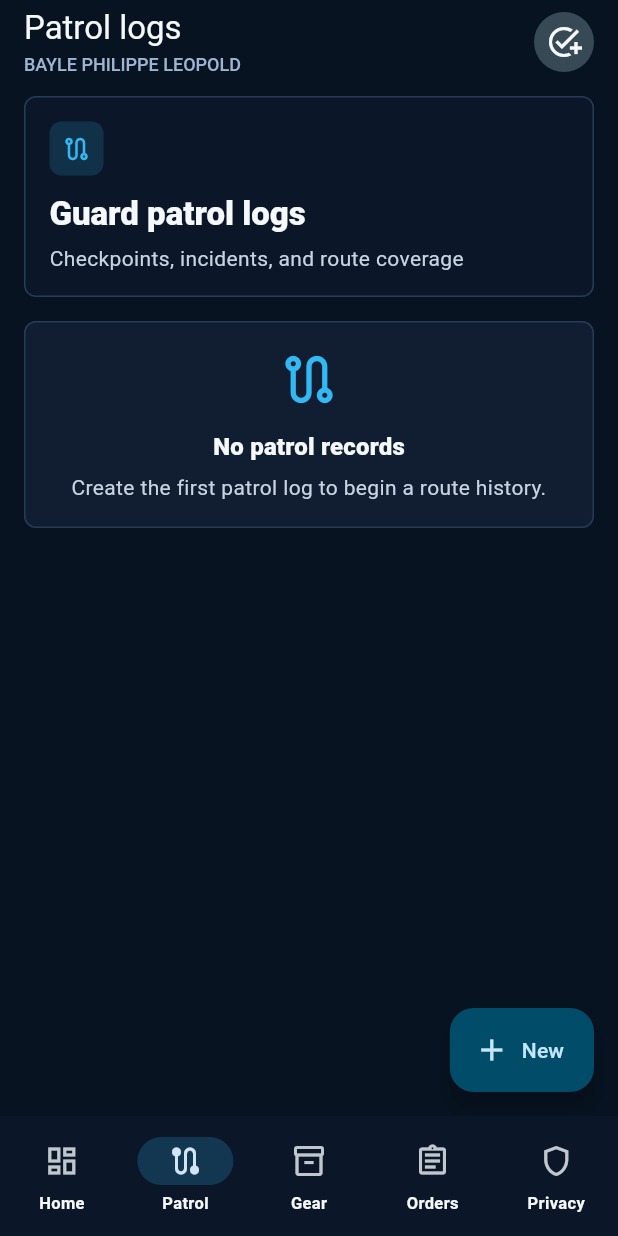
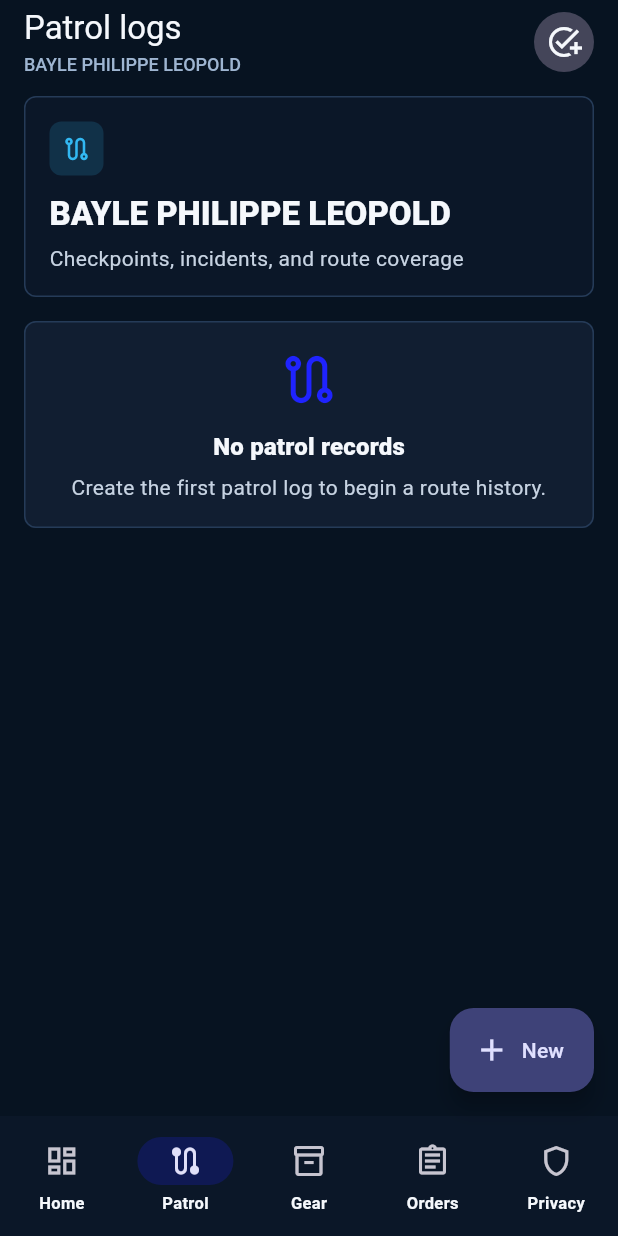
Before and after one commit to EOOrga/68d9d0fd1299230338cc81fd, a Flutter app: the screen it shows after launch, item 2 of the bottom bar chosen, on a phone screen of 412 x 824 dp. Run offline on Flutter 3.47's test engine with Material 3 defaults, Android fonts, the phone set to English and light mode, and no system bars; our stand-ins replace shared_preferences.

Commit message:
Create Flutter variant com.fedev.baylephilippeleopold

```diff
--- a/lib/main.dart
+++ b/lib/main.dart
@@ -28,9 +28,9 @@ class BayleOpsApp extends StatelessWidget {
 }
 
 ThemeData _buildTheme() {
-  const primary = Color(0xFF32B8F2);
-  const secondary = Color(0xFF16C7A6);
-  const tertiary = Color(0xFFF4B727);
+  const primary = Color(0xFF1F23FF);
+  const secondary = Color(0xFF8B1FFF);
+  const tertiary = Color(0xFFFB1FFF);
   const purple = Color(0xFF8E63F2);
   const surface = Color(0xFF101B2D);
   const background = Color(0xFF071321);
@@ -355,7 +355,7 @@ class _OperationsShellState extends State<OperationsShell> {
     final pages = <Widget>[
       DashboardScreen(records: _records, onOpenRecord: _openDetail),
       KindRecordsScreen(
-        title: 'Guard patrol logs',
+        title: 'BAYLE PHILIPPE LEOPOLD',
         subtitle: 'Checkpoints, incidents, and route coverage',
         emptyText: 'Create the first patrol log to begin a route history.',
         kinds: const [RecordKind.patrolLog],
--- a/pubspec.yaml
+++ b/pubspec.yaml
@@ -1,4 +1,4 @@
-name: bayle_ops
+name: baylephilippeleopold
 description: "Local operations workspace for guard patrols, equipment, procurement, and supply ordering."
 publish_to: 'none'
 version: 1.0.0+1
@@ -26,6 +26,6 @@ flutter:
 flutter_launcher_icons:
   android: true
   image_path: "docs/icon.png"
-  adaptive_icon_background: "#071321"
-  adaptive_icon_foreground: "docs/icon.png"
+  adaptive_icon_background: "#FB1FFF"
+  adaptive_icon_foreground: docs/icon.png
   remove_alpha_android: true
```
Also changed, not shown: docs/icon.png, 10 other files.
